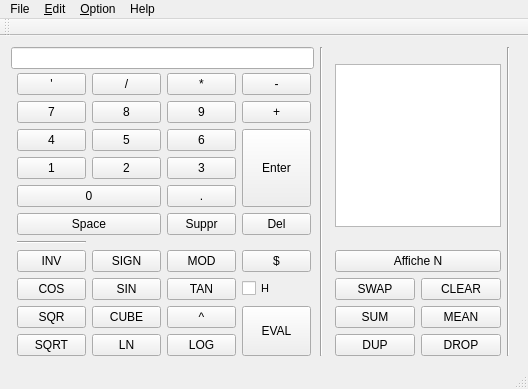
Qt form Classe_GUI/mainwindow.ui (lfgLO21/projet-LO21) before a commit.
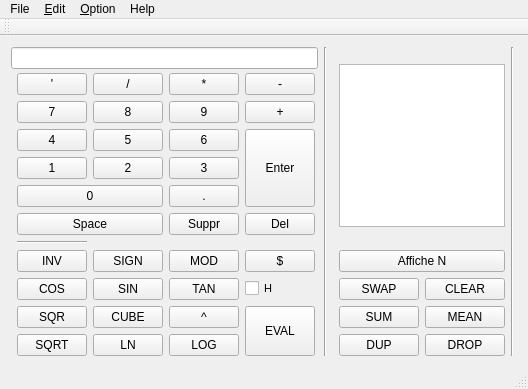
The same form after that commit.

Commit message: modification mineure sur les methodes de mainwindow

```diff
--- a/Classe_GUI/mainwindow.ui
+++ b/Classe_GUI/mainwindow.ui
@@ -37,7 +37,7 @@
      <rect>
       <x>0</x>
       <y>0</y>
-      <width>521</width>
+      <width>525</width>
       <height>331</height>
      </rect>
     </property>
```
Left out of the diff: 3 changed lines with no effect on the pictures. The commit also changes 1 other file.
